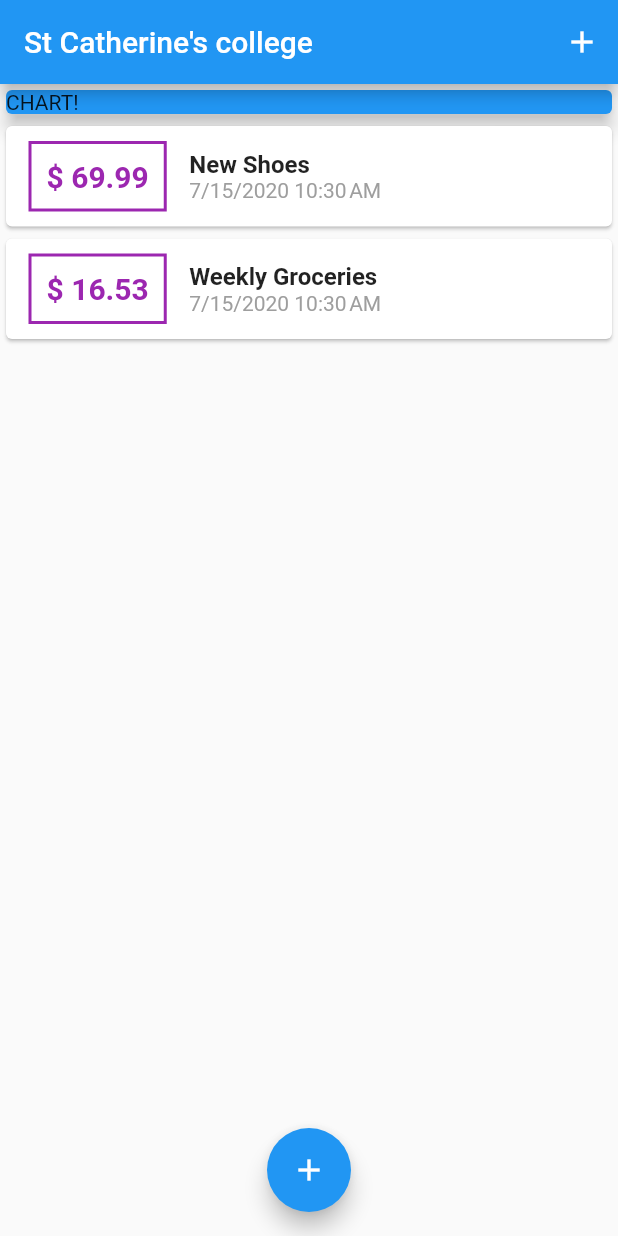
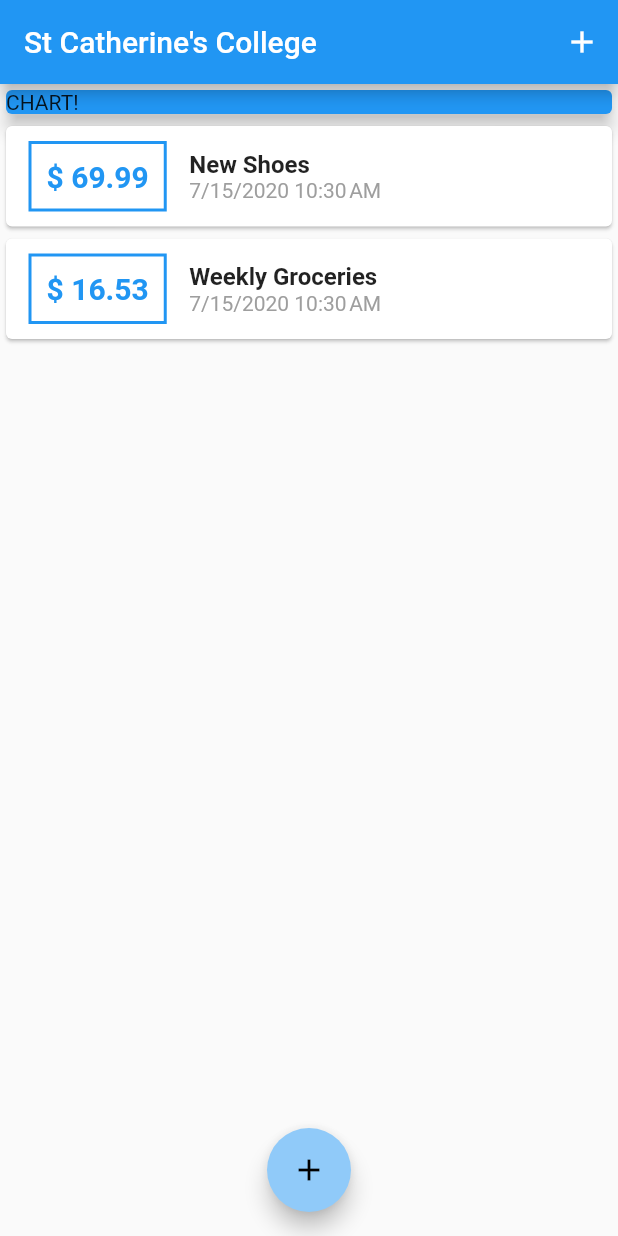
Before and after one commit to GeorgeYZJ/flutter_expense_app, a Flutter app: the screen it shows after launch, on a phone screen of 412 x 824 dp. Run offline on Flutter 3.47's test engine with Material 2 defaults, Android fonts, the phone set to English and light mode, and no system bars.

Commit message:
course94

```diff
--- a/lib/main.dart
+++ b/lib/main.dart
@@ -13,6 +13,10 @@ class MyApp extends StatelessWidget {
   Widget build(BuildContext context) {
     return MaterialApp(
       title: 'Flutter APP',
+      theme: ThemeData(
+        primarySwatch: Colors.blue,
+        accentColor: Colors.blue[200],
+      ),
       home: MyHomePage(),
     );
   }
@@ -69,7 +73,7 @@ class _MyHomePageState extends State<MyHomePage> {
   Widget build(BuildContext context) {
     return Scaffold(
       appBar: AppBar(
-        title: Text('St Catherine\'s college'),
+        title: Text('St Catherine\'s College'),
         actions: <Widget>[
           IconButton(
             icon: Icon(Icons.add),
--- a/lib/widgets/transaction_list.dart
+++ b/lib/widgets/transaction_list.dart
@@ -23,7 +23,7 @@ class TransactionList extends StatelessWidget {
                   ),
                   decoration: BoxDecoration(
                     border: Border.all(
-                      color: Colors.purple,
+                      color: Theme.of(context).primaryColor,
                       width: 2,
                     ),
                   ),
@@ -33,7 +33,7 @@ class TransactionList extends StatelessWidget {
                     style: TextStyle(
                       fontWeight: FontWeight.bold,
                       fontSize: 20,
-                      color: Colors.purple,
+                      color: Theme.of(context).primaryColor,
                     ),
                   ),
                 ),
```
